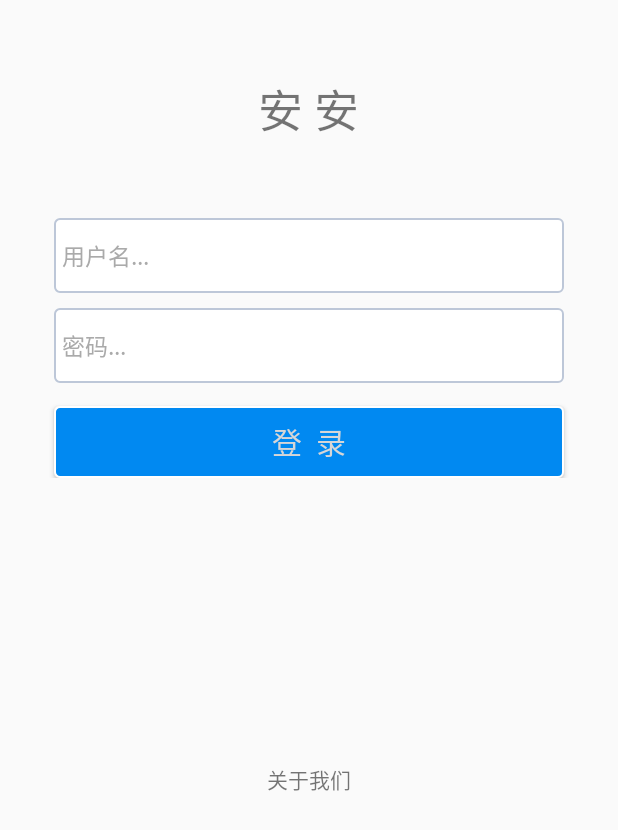
After one commit to BuddyJoker/SmartLock_project, an Android app: the layout activity_login.xml on its own in the app's theme, with its tools: preview values and no code run, on a phone screen of 412 x 824 dp. The commit adds this screen. Shown: the top 830 px of the screen. Run offline under Robolectric (Android 15) with nearby library versions, the phone set to English and light mode, and no system bars.

Commit message:
SmartLock_project

```diff
--- a/app/src/main/AndroidManifest.xml
+++ b/app/src/main/AndroidManifest.xml
@@ -23,13 +23,16 @@
         <activity android:name=".app.MainActivity"
             android:screenOrientation="portrait"
             android:configChanges="orientation|keyboardHidden">
+
+        </activity>
+        <activity android:name=".lock.Activity.ContentActivity"/>
+        <activity android:name=".app.LoginActivity">
             <intent-filter>
                 <action android:name="android.intent.action.MAIN" />
 
                 <category android:name="android.intent.category.LAUNCHER" />
             </intent-filter>
         </activity>
-        <activity android:name=".lock.Activity.ContentActivity"/>
         <activity android:name=".app.SplashActivity">
 
         </activity>
--- /dev/null
+++ b/app/src/main/java/com/example/users/smartlock_v11/app/LoginActivity.java
@@ -0,0 +1,18 @@
+package com.example.users.smartlock_v11.app;
+
+import android.app.Activity;
+import android.os.Bundle;
+
+import com.example.users.smartlock_v11.R;
+
+/**
+ * Created by BigBoss on 2017/11/15.
+ */
+
+public class LoginActivity extends Activity {
+    @Override
+    protected void onCreate(Bundle savedInstanceState) {
+        super.onCreate(savedInstanceState);
+        setContentView(R.layout.activity_login);
+    }
+}
--- a/app/src/main/java/com/example/users/smartlock_v11/app/TestAct.java
+++ /dev/null
@@ -1,10 +0,0 @@
-package com.example.users.smartlock_v11.app;
-
-import android.app.Activity;
-
-/**
- * Created by BigBoss on 2017/11/12.
- */
-
-public class TestAct extends Activity {
-}
--- /dev/null
+++ b/app/src/main/res/drawable/bg_button_login.xml
@@ -0,0 +1,8 @@
+<?xml version="1.0" encoding="utf-8"?>
+<shape xmlns:android="http://schemas.android.com/apk/res/android">
+    <solid android:color="@color/color_Blue" />
+    <corners android:radius="3dip"/>
+    <stroke
+        android:width="1dip"
+        android:color="#FFFFFF" />
+</shape>
--- /dev/null
+++ b/app/src/main/res/drawable/bg_edittext.xml
@@ -0,0 +1,5 @@
+<?xml version="1.0" encoding="utf-8"?>
+<selector xmlns:android="http://schemas.android.com/apk/res/android">
+    <item android:state_window_focused="false" android:drawable="@drawable/bg_edittext_normal" />
+    <item android:state_focused="true" android:drawable="@drawable/bg_edittext_focused" />
+</selector>
--- /dev/null
+++ b/app/src/main/res/drawable/bg_edittext_focused.xml
@@ -0,0 +1,8 @@
+<?xml version="1.0" encoding="utf-8"?>
+<shape xmlns:android="http://schemas.android.com/apk/res/android">
+    <solid android:color="#FFFFFF" />
+    <corners android:radius="3dip"/>
+    <stroke
+        android:width="1dip"
+        android:color="#728ea3" />
+</shape>
--- /dev/null
+++ b/app/src/main/res/drawable/bg_edittext_normal.xml
@@ -0,0 +1,8 @@
+<?xml version="1.0" encoding="utf-8"?>
+<shape xmlns:android="http://schemas.android.com/apk/res/android">
+    <solid android:color="#FFFFFF" />
+    <corners android:radius="3dip"/>
+    <stroke
+        android:width="1dip"
+        android:color="#BDC7D8" />
+</shape>
--- /dev/null
+++ b/app/src/main/res/layout/activity_login.xml
@@ -0,0 +1,64 @@
+<?xml version="1.0" encoding="utf-8"?>
+<LinearLayout xmlns:android="http://schemas.android.com/apk/res/android"
+    android:orientation="vertical" android:layout_width="match_parent"
+    android:layout_height="match_parent"
+    >
+
+    <LinearLayout
+        android:orientation="vertical"
+        android:layout_width="match_parent"
+        android:layout_height="wrap_content"
+        android:paddingBottom="190dp">
+        <TextView
+            android:layout_marginTop="50dp"
+            android:layout_gravity="center"
+            android:text="安 安"
+            android:textSize="30sp"
+            android:layout_width="wrap_content"
+            android:layout_height="wrap_content" />
+        <EditText
+            android:layout_width="fill_parent"
+            android:layout_height="50dip"
+            android:background="@drawable/bg_edittext"
+            android:padding="5dip"
+            android:layout_marginTop="50dp"
+            android:layout_marginStart="36dp"
+            android:layout_marginEnd="36dp"
+            android:layout_marginBottom="10dp"
+            android:textColorHint="#AAAAAA"
+            android:textSize="15dip"
+            android:singleLine="true"
+            android:hint="用户名..."  />
+
+        <EditText
+            android:layout_width="fill_parent"
+            android:layout_height="50dip"
+            android:background="@drawable/bg_edittext"
+            android:padding="5dip"
+            android:layout_marginStart="36dp"
+            android:layout_marginEnd="36dp"
+            android:layout_marginBottom="15dp"
+            android:textColorHint="#AAAAAA"
+            android:textSize="15dip"
+            android:singleLine="true"
+            android:hint="密码..."  />
+
+        <Button
+            android:text="登  录"
+            android:textSize="20sp"
+            android:textColor="@color/AntiqueWhite"
+            android:background="@drawable/bg_button_login"
+            android:layout_marginStart="36dp"
+            android:layout_marginEnd="36dp"
+            android:layout_width="match_parent"
+            android:layout_height="wrap_content" />
+    </LinearLayout>
+
+
+    <TextView
+        android:text="关于我们"
+        android:layout_gravity="center"
+        android:layout_width="wrap_content"
+        android:layout_height="wrap_content" />
+
+</LinearLayout>
--- a/app/src/main/res/values/colors.xml
+++ b/app/src/main/res/values/colors.xml
@@ -10,4 +10,5 @@
     <color name="color_light_silver">#F6F6F6</color>
     <color name="color_textColor">#292927</color>
     <color name="color_devColor">#4A4945</color>
+    <color name="color_background_login">#2ECFDC</color>
 </resources>
```
